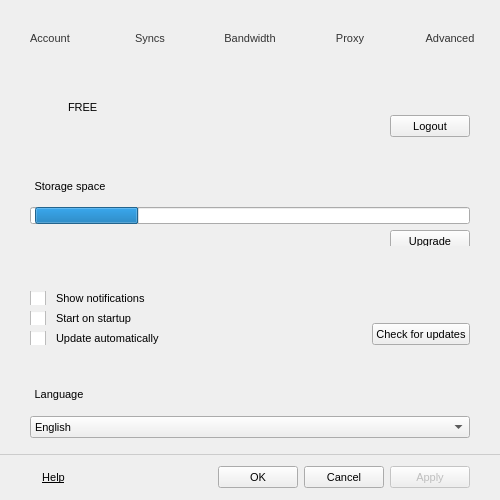
meganz/MEGAsync, file Source/MEGASync/gui/SettingsDialog.ui: the form before one commit.
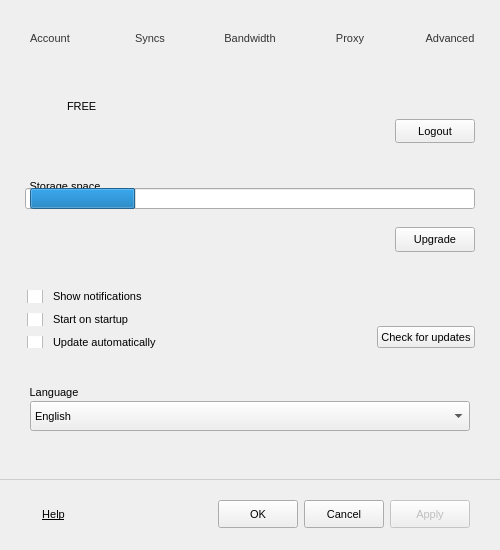
The form after the commit. Icons and pictures are not drawn.

Commit message: Fixed alignments settings window

Diff of the .ui file:
```diff
--- a/Source/MEGASync/gui/SettingsDialog.ui
+++ b/Source/MEGASync/gui/SettingsDialog.ui
@@ -10,19 +10,19 @@
     <x>0</x>
     <y>0</y>
     <width>500</width>
-    <height>500</height>
+    <height>550</height>
    </rect>
   </property>
   <property name="minimumSize">
    <size>
     <width>500</width>
-    <height>500</height>
+    <height>550</height>
    </size>
   </property>
   <property name="maximumSize">
    <size>
     <width>500</width>
-    <height>500</height>
+    <height>594</height>
    </size>
   </property>
   <property name="contextMenuPolicy">
@@ -38,15 +38,14 @@
 }
 
 QGroupBox {
-    margin-top: 15px;
-	margin-bottom: 10px;
 	border:none;
 }
 
 QGroupBox::title {
     subcontrol-origin: margin;
-    padding: 0 3px 0 3px;
+    padding: 0 0 0 -2px;
 	margin-left:30px;
+	margin-top:20px;
 }
 
 QCheckBox::indicator {
@@ -576,13 +575,13 @@
      <property name="minimumSize">
       <size>
        <width>500</width>
-       <height>380</height>
+       <height>0</height>
       </size>
      </property>
      <property name="maximumSize">
       <size>
        <width>500</width>
-       <height>380</height>
+       <height>500</height>
       </size>
      </property>
      <property name="styleSheet">
@@ -613,6 +612,12 @@
        </property>
        <item>
         <widget class="QGroupBox" name="groupBox_3">
+         <property name="maximumSize">
+          <size>
+           <width>16777215</width>
+           <height>80</height>
+          </size>
+         </property>
          <property name="font">
           <font>
            <pointsize>-1</pointsize>
@@ -629,16 +634,16 @@
          </property>
          <layout class="QHBoxLayout" name="horizontalLayout_3" stretch="0,1">
           <property name="leftMargin">
-           <number>30</number>
+           <number>29</number>
           </property>
           <property name="topMargin">
-           <number>6</number>
+           <number>15</number>
           </property>
           <property name="rightMargin">
-           <number>30</number>
+           <number>25</number>
           </property>
           <property name="bottomMargin">
-           <number>0</number>
+           <number>15</number>
           </property>
           <item>
            <widget class="QLabel" name="lAccountImage">
@@ -719,6 +724,9 @@
              </item>
              <item>
               <widget class="QWidget" name="widget_10" native="true">
+               <property name="styleSheet">
+                <string notr="true"/>
+               </property>
                <layout class="QHBoxLayout" name="horizontalLayout_16">
                 <property name="spacing">
                  <number>0</number>
@@ -806,17 +814,17 @@
          <property name="minimumSize">
           <size>
            <width>500</width>
-           <height>0</height>
+           <height>2</height>
           </size>
          </property>
          <property name="maximumSize">
           <size>
            <width>500</width>
-           <height>16777215</height>
+           <height>2</height>
           </size>
          </property>
          <property name="styleSheet">
-          <string notr="true">margin-bottom:20px;</string>
+          <string notr="true"/>
          </property>
          <property name="text">
           <string/>
@@ -831,6 +839,15 @@
        </item>
        <item>
         <widget class="QGroupBox" name="groupBox_4">
+         <property name="maximumSize">
+          <size>
+           <width>16777215</width>
+           <height>200</height>
+          </size>
+         </property>
+         <property name="styleSheet">
+          <string notr="true"/>
+         </property>
          <property name="title">
           <string>Storage space</string>
          </property>
@@ -839,16 +856,16 @@
          </property>
          <layout class="QVBoxLayout" name="verticalLayout_7">
           <property name="spacing">
-           <number>6</number>
+           <number>0</number>
           </property>
           <property name="leftMargin">
-           <number>30</number>
+           <number>25</number>
           </property>
           <property name="topMargin">
-           <number>12</number>
+           <number>10</number>
           </property>
           <property name="rightMargin">
-           <number>30</number>
+           <number>25</number>
           </property>
           <property name="bottomMargin">
            <number>0</number>
@@ -934,11 +951,17 @@
          <property name="minimumSize">
           <size>
            <width>500</width>
-           <height>0</height>
+           <height>2</height>
+          </size>
+         </property>
+         <property name="maximumSize">
+          <size>
+           <width>16777215</width>
+           <height>2</height>
           </size>
          </property>
          <property name="styleSheet">
-          <string notr="true">margin-bottom:10px;</string>
+          <string notr="true"/>
          </property>
          <property name="text">
           <string/>
@@ -950,6 +973,18 @@
        </item>
        <item>
         <widget class="QGroupBox" name="gGeneral">
+         <property name="minimumSize">
+          <size>
+           <width>0</width>
+           <height>90</height>
+          </size>
+         </property>
+         <property name="maximumSize">
+          <size>
+           <width>16777215</width>
+           <height>90</height>
+          </size>
+         </property>
          <property name="title">
           <string/>
          </property>
@@ -958,22 +993,37 @@
          </property>
          <layout class="QVBoxLayout" name="verticalLayout_3" stretch="0">
           <property name="spacing">
-           <number>6</number>
+           <number>10</number>
           </property>
           <property name="leftMargin">
-           <number>30</number>
+           <number>27</number>
           </property>
           <property name="topMargin">
            <number>0</number>
           </property>
           <property name="rightMargin">
-           <number>30</number>
+           <number>25</number>
           </property>
           <property name="bottomMargin">
-           <number>0</number>
+           <number>11</number>
           </property>
           <item>
            <widget class="QWidget" name="widget_4" native="true">
+            <property name="minimumSize">
+             <size>
+              <width>0</width>
+              <height>64</height>
+             </size>
+            </property>
+            <property name="maximumSize">
+             <size>
+              <width>16777215</width>
+              <height>64</height>
+             </size>
+            </property>
+            <property name="styleSheet">
+             <string notr="true"/>
+            </property>
             <layout class="QHBoxLayout" name="horizontalLayout_12">
              <property name="leftMargin">
               <number>0</number>
@@ -990,6 +1040,9 @@
              <item>
               <widget class="QWidget" name="widget_5" native="true">
                <layout class="QVBoxLayout" name="verticalLayout_5">
+                <property name="spacing">
+                 <number>10</number>
+                </property>
                 <property name="leftMargin">
                  <number>0</number>
                 </property>
@@ -1052,6 +1105,9 @@
              </item>
              <item>
               <widget class="QWidget" name="widget_6" native="true">
+               <property name="styleSheet">
+                <string notr="true"/>
+               </property>
                <layout class="QVBoxLayout" name="verticalLayout_15">
                 <property name="leftMargin">
                  <number>0</number>
@@ -1142,17 +1198,18 @@
          <property name="minimumSize">
           <size>
            <width>500</width>
-           <height>0</height>
+           <height>2</height>
           </size>
          </property>
          <property name="maximumSize">
           <size>
            <width>500</width>
-           <height>16777215</height>
+           <height>2</height>
           </size>
          </property>
          <property name="styleSheet">
-          <string notr="true">margin-bottom: 20px;</string>
+          <string notr="true">
+</string>
          </property>
          <property name="text">
           <string/>
@@ -1167,6 +1224,21 @@
        </item>
        <item>
         <widget class="QGroupBox" name="gLanguage">
+         <property name="minimumSize">
+          <size>
+           <width>0</width>
+           <height>90</height>
+          </size>
+         </property>
+         <property name="maximumSize">
+          <size>
+           <width>16777215</width>
+           <height>100</height>
+          </size>
+         </property>
+         <property name="styleSheet">
+          <string notr="true"/>
+         </property>
          <property name="title">
           <string>Language</string>
          </property>
@@ -1174,11 +1246,14 @@
           <bool>true</bool>
          </property>
          <layout class="QVBoxLayout" name="verticalLayout_4">
+          <property name="spacing">
+           <number>0</number>
+          </property>
           <property name="leftMargin">
            <number>30</number>
           </property>
           <property name="topMargin">
-           <number>13</number>
+           <number>0</number>
           </property>
           <property name="rightMargin">
            <number>30</number>
@@ -1194,6 +1269,18 @@
               <verstretch>0</verstretch>
              </sizepolicy>
             </property>
+            <property name="minimumSize">
+             <size>
+              <width>0</width>
+              <height>20</height>
+             </size>
+            </property>
+            <property name="maximumSize">
+             <size>
+              <width>16777215</width>
+              <height>30</height>
+             </size>
+            </property>
             <item>
              <property name="text">
               <string>English</string>
```
